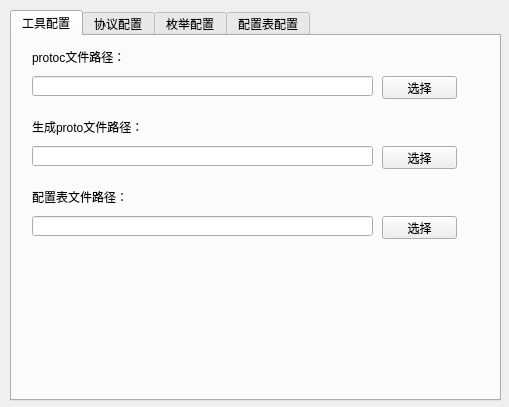
The window that designer/ui/setting.ui (aywfelix/ProtoExcelTool) describes before a commit, drawn with Qt 5.
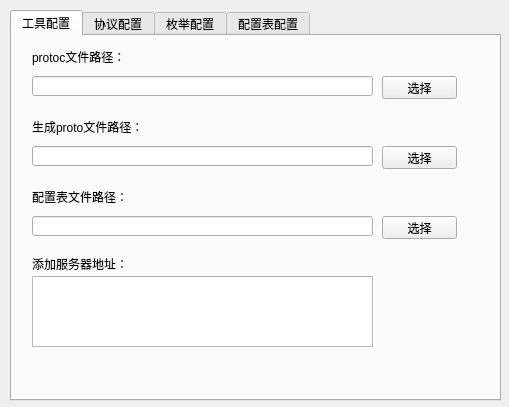
The same window after the commit. The open tabs and pages were chosen to show the change.

Commit message: 界面及bug 修改

The edit to the form file:
```diff
--- a/designer/ui/setting.ui
+++ b/designer/ui/setting.ui
@@ -146,6 +146,29 @@
       <bool>true</bool>
      </property>
     </widget>
+    <widget class="QLabel" name="label_4">
+     <property name="geometry">
+      <rect>
+       <x>20</x>
+       <y>220</y>
+       <width>101</width>
+       <height>16</height>
+      </rect>
+     </property>
+     <property name="text">
+      <string>添加服务器地址：</string>
+     </property>
+    </widget>
+    <widget class="QTextEdit" name="tEtIPList">
+     <property name="geometry">
+      <rect>
+       <x>20</x>
+       <y>240</y>
+       <width>341</width>
+       <height>71</height>
+      </rect>
+     </property>
+    </widget>
    </widget>
    <widget class="QWidget" name="tab">
     <attribute name="title">
```
Left out of the diff: 2 changed lines with no effect on the pictures. The commit also changes 4 other files.
